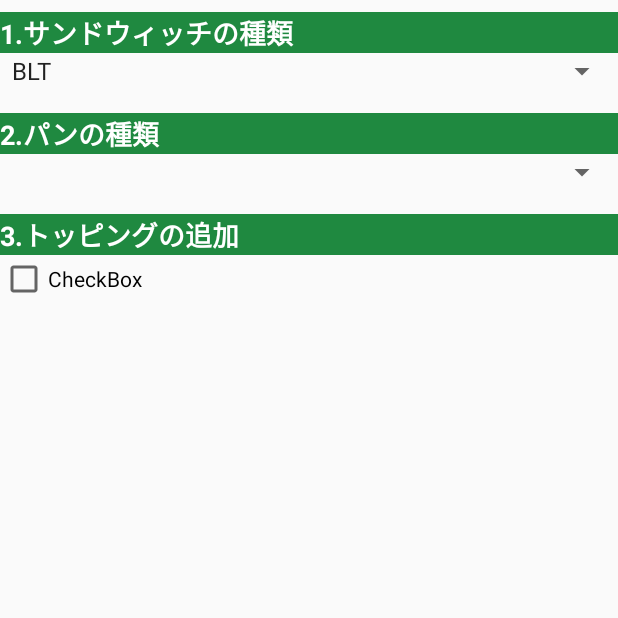
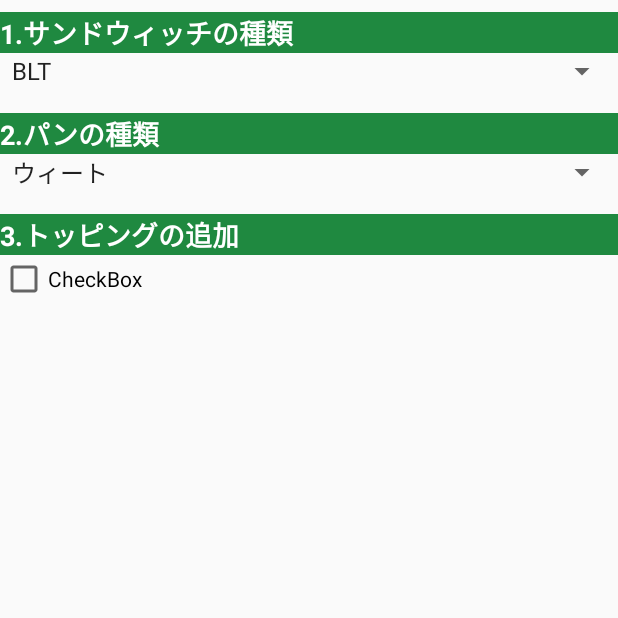
Before and after one commit to hammer0802/SubwaySimulator, an Android app: the screen it shows after launch (CreateRecipe), on a phone screen of 412 x 824 dp, the top half of it. Run offline under Robolectric (Android 15) with nearby library versions, the phone set to English and light mode, and no system bars.

Commit message:
fix spinner

```diff
--- a/app/src/main/java/com/hammer/app/subwaysimulator/CreateRecipe.kt
+++ b/app/src/main/java/com/hammer/app/subwaysimulator/CreateRecipe.kt
@@ -11,8 +11,10 @@ import android.content.Context
 import android.content.Intent
 import android.content.SharedPreferences
 import android.view.View
+import android.view.WindowId
 import com.google.gson.Gson
 import com.google.gson.reflect.TypeToken
+import kotlinx.android.synthetic.main.create_recipe.*
 
 class CreateRecipe : Activity() {
     private val preference: SharedPreferences by lazy { getSharedPreferences("kazu", Context.MODE_PRIVATE) }
@@ -21,14 +23,15 @@ class CreateRecipe : Activity() {
     val intent1: Intent by lazy {this.intent}
     val position: Int by lazy { intent1.getIntExtra("position",0) }
 
-    //class SpinnerActivity : Activity() {
     public override fun onCreate(savedInstanceState: Bundle?) {
         super.onCreate(savedInstanceState)
         setContentView(R.layout.create_recipe)
 
-        val adapter = ArrayAdapter<String>(this, android.R.layout.simple_spinner_item, sandwiches)
+        fun spinner(itemArray: Array<String>, spinnerName: String){
+            val adapter = ArrayAdapter<String>(this, android.R.layout.simple_spinner_item, itemArray)
             adapter.setDropDownViewResource(android.R.layout.simple_spinner_dropdown_item)
-        val spinner = findViewById(R.id.spinnerSand) as Spinner
+            val viewId = resources.getIdentifier(spinnerName, "id", packageName)
+            val spinner = findViewById<Spinner>(viewId)
             // アダプターを設定
             spinner.adapter = adapter
             // スピナーのアイテムが選択された時に呼び出されるコールバックリスナーを登録
@@ -42,6 +45,8 @@ class CreateRecipe : Activity() {
                 override fun onNothingSelected(arg0: AdapterView<*>) {}
             }
         }
-     //}
 
+        spinner(sandwiches, "spinnerSand")
+        spinner(breads, "spinnerBread")
     }
+}
--- a/app/src/main/java/com/hammer/app/subwaysimulator/RecyclerAdaptor.kt
+++ b/app/src/main/java/com/hammer/app/subwaysimulator/RecyclerAdaptor.kt
@@ -32,7 +32,6 @@ class MyRecyclerAdapter(val activity:MainActivity):RecyclerView.Adapter<MyRecycl
     override fun onBindViewHolder(holder: MyRecyclerViewHolder, position: Int) {
         holder!!.v.findViewById<TextView>(R.id.recipe_name).text=list[position].name
         holder!!.v.findViewById<TextView>(R.id.recipe_price).text=list[position].price.toString()
-        //sharedpriferenceで保存されているpositionごとのcounter数値を、リストの右端に表示させる
         holder.v.setOnClickListener{v ->
             val intent1= Intent(activity,MainActivity::class.java)
             intent1.putExtra("position",position)
--- a/app/src/main/res/layout/create_recipe.xml
+++ b/app/src/main/res/layout/create_recipe.xml
@@ -1,10 +1,10 @@
 <?xml version="1.0" encoding="utf-8"?>
-<android.support.constraint.ConstraintLayout
-    xmlns:android="http://schemas.android.com/apk/res/android"
+<LinearLayout xmlns:android="http://schemas.android.com/apk/res/android"
     xmlns:app="http://schemas.android.com/apk/res-auto"
     xmlns:tools="http://schemas.android.com/tools"
     android:layout_width="match_parent"
-    android:layout_height="match_parent" android:orientation="vertical">
+    android:layout_height="match_parent"
+    android:orientation="vertical">
 
 
     <TextView
@@ -16,14 +16,12 @@
         android:text="1.サンドウィッチの種類"
         android:textColor="#FFFFFF"
         android:textSize="18sp"
-        android:textStyle="bold"
-        app:layout_constraintTop_toTopOf="parent" />
+        android:textStyle="bold" />
 
     <Spinner
         android:id="@+id/spinnerSand"
         android:layout_width="fill_parent"
-        android:layout_height="wrap_content"
-        app:layout_constraintTop_toBottomOf="@+id/textViewSand" />
+        android:layout_height="wrap_content" />
 
     <TextView
         android:id="@+id/textViewBread"
@@ -34,14 +32,12 @@
         android:text="2.パンの種類"
         android:textColor="#FFFFFF"
         android:textSize="18sp"
-        android:textStyle="bold"
-        app:layout_constraintTop_toBottomOf="@+id/spinnerSand" />
+        android:textStyle="bold" />
 
     <Spinner
         android:id="@+id/spinnerBread"
         android:layout_width="fill_parent"
-        android:layout_height="wrap_content"
-        app:layout_constraintTop_toBottomOf="@+id/textViewBread" />
+        android:layout_height="wrap_content" />
 
     <TextView
         android:id="@+id/textViewTopping"
@@ -52,15 +48,13 @@
         android:text="3.トッピングの追加"
         android:textColor="#FFFFFF"
         android:textSize="18sp"
-        android:textStyle="bold"
-        app:layout_constraintTop_toBottomOf="@+id/spinnerBread" />
+        android:textStyle="bold" />
 
     <CheckBox
         android:id="@+id/checkBox"
         android:layout_width="wrap_content"
         android:layout_height="wrap_content"
-        android:text="CheckBox"
-        app:layout_constraintTop_toBottomOf="@+id/textViewTopping" />
+        android:text="CheckBox" />
 
 
-</android.support.constraint.ConstraintLayout>
+</LinearLayout>
```
Lines whose indentation alone changed are shown as unchanged.
